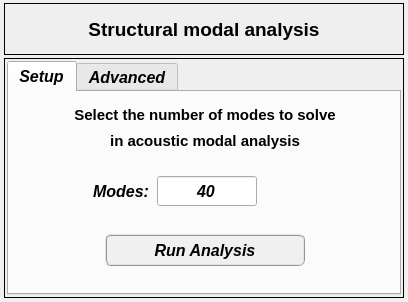
This is data/ui_files/analysis/structural/structural_modal_analysis_input.ui in MOPT-UFSC/VIBRA as Qt 5 draws it before an edit. The edited form follows.
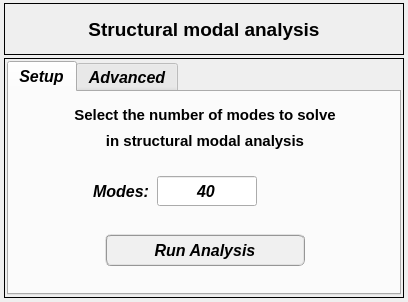
This is the edited form. Icons and pictures are not drawn.

```diff
--- a/data/ui_files/analysis/structural/structural_modal_analysis_input.ui
+++ b/data/ui_files/analysis/structural/structural_modal_analysis_input.ui
@@ -343,7 +343,7 @@
            <string notr="true">font: 75 bold 11pt &quot;Arial&quot;;</string>
           </property>
           <property name="text">
-           <string>in acoustic modal analysis</string>
+           <string>in structural modal analysis</string>
           </property>
           <property name="textFormat">
            <enum>Qt::AutoText</enum>
```
